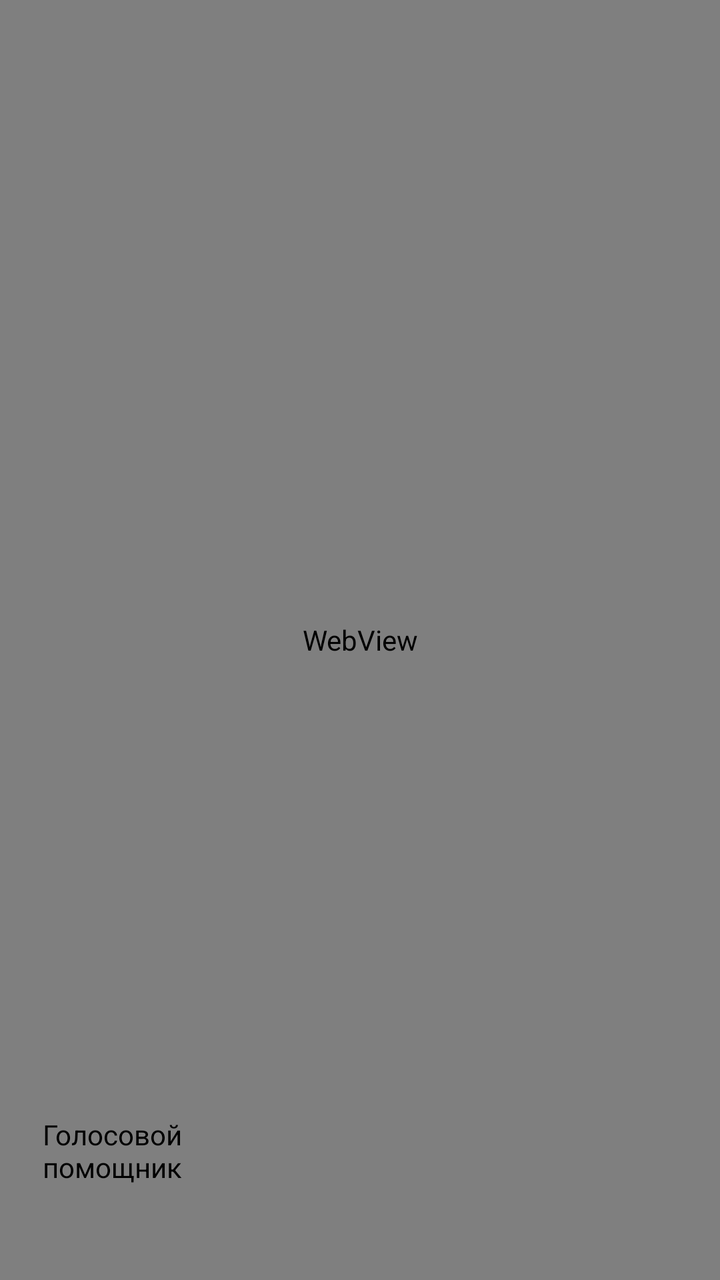
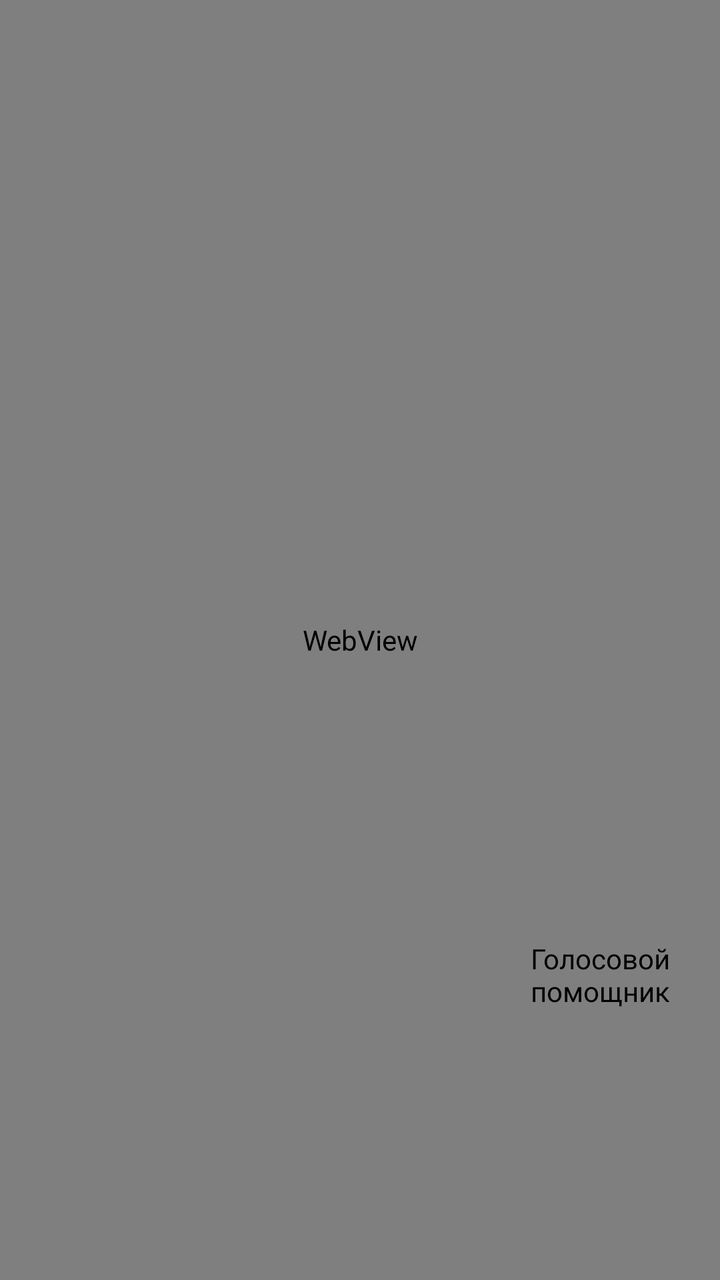

Before-and-after screenshots of an Android layout around one commit, followed by the original layout XML and the change that was made.
<!-- AndroidManifest.xml: activity theme Theme.Ds24Kiosk.Fullscreen -->
<!-- res/layout/activity_main.xml -->
<?xml version="1.0" encoding="utf-8"?>
<FrameLayout xmlns:android="http://schemas.android.com/apk/res/android"
    xmlns:app="http://schemas.android.com/apk/res-auto"
    android:id="@+id/rootContainer"
    android:layout_width="match_parent"
    android:layout_height="match_parent"
    android:background="@color/kiosk_background">

    <WebView
        android:id="@+id/webView"
        android:layout_width="match_parent"
        android:layout_height="match_parent" />

    <LinearLayout
        android:id="@+id/offlineOverlay"
        android:layout_width="match_parent"
        android:layout_height="match_parent"
        android:background="@color/kiosk_background"
        android:gravity="center"
        android:orientation="vertical"
        android:visibility="gone">

        <TextView
            android:id="@+id/offlineTitle"
            android:layout_width="wrap_content"
            android:layout_height="wrap_content"
            android:text="@string/offline_title"
            android:textColor="@color/kiosk_text"
            android:textSize="22sp"
            android:textStyle="bold" />

        <TextView
            android:id="@+id/offlineRetry"
            android:layout_width="wrap_content"
            android:layout_height="wrap_content"
            android:layout_marginTop="12dp"
            android:textColor="@color/kiosk_text"
            android:textSize="16sp" />
    </LinearLayout>

    <TextView
        android:id="@+id/sessionExpiredBadge"
        android:layout_width="wrap_content"
        android:layout_height="wrap_content"
        android:layout_gravity="top|center_horizontal"
        android:layout_marginTop="8dp"
        android:background="@color/kiosk_accent"
        android:paddingStart="12dp"
        android:paddingTop="6dp"
        android:paddingEnd="12dp"
        android:paddingBottom="6dp"
        android:text="@string/session_expired_hint"
        android:textColor="@color/kiosk_text"
        android:textSize="12sp"
        android:visibility="gone" />

    <com.airbnb.lottie.LottieAnimationView
        android:id="@+id/voiceAssistantButton"
        android:layout_width="88dp"
        android:layout_height="105dp"
        android:layout_gravity="bottom|start"
        android:layout_margin="12dp"
        android:clickable="true"
        android:focusable="true"
        android:contentDescription="@string/voice_assistant_button"
        app:lottie_rawRes="@raw/scout"
        app:lottie_loop="true"
        app:lottie_autoPlay="false" />

    
    <View
        android:id="@+id/adminGestureZone"
        android:layout_width="64dp"
        android:layout_height="64dp"
        android:layout_gravity="bottom|end" />

</FrameLayout>
<!-- resources referenced by this layout -->
<resources>
  <color name="kiosk_accent">#6B4F36</color>
  <color name="kiosk_background">#201B16</color>
  <color name="kiosk_text">#FFFFFF</color>
  <string name="offline_title">Нет подключения к интернету</string>
  <string name="session_expired_hint">Требуется повторный вход в личный кабинет (обратитесь в УК)</string>
  <string name="voice_assistant_button">Голосовой помощник</string>
  <style name="Theme.Ds24Kiosk.Fullscreen" parent="Theme.Ds24Kiosk">
          <item name="android:windowFullscreen">true</item>
          <item name="android:windowNoTitle">true</item>
          <item name="android:windowContentOverlay">@null</item>
          <item name="android:statusBarColor" tools:targetApi="21">@android:color/black</item>
          <item name="android:navigationBarColor" tools:targetApi="21">@android:color/black</item>
      </style>
  <style name="Theme.Ds24Kiosk" parent="Theme.MaterialComponents.DayNight.NoActionBar">
          <item name="colorPrimary">@color/kiosk_accent</item>
          <item name="android:windowBackground">@color/kiosk_background</item>
      </style>
</resources>

<!-- the commit's change to res/layout/activity_main.xml (unified diff, before → after) -->
@@ -58,8 +58,9 @@
         android:id="@+id/voiceAssistantButton"
         android:layout_width="88dp"
         android:layout_height="105dp"
-        android:layout_gravity="bottom|start"
-        android:layout_margin="12dp"
+        android:layout_gravity="bottom|end"
+        android:layout_marginEnd="16dp"
+        android:layout_marginBottom="100dp"
         android:clickable="true"
         android:focusable="true"
         android:contentDescription="@string/voice_assistant_button"
